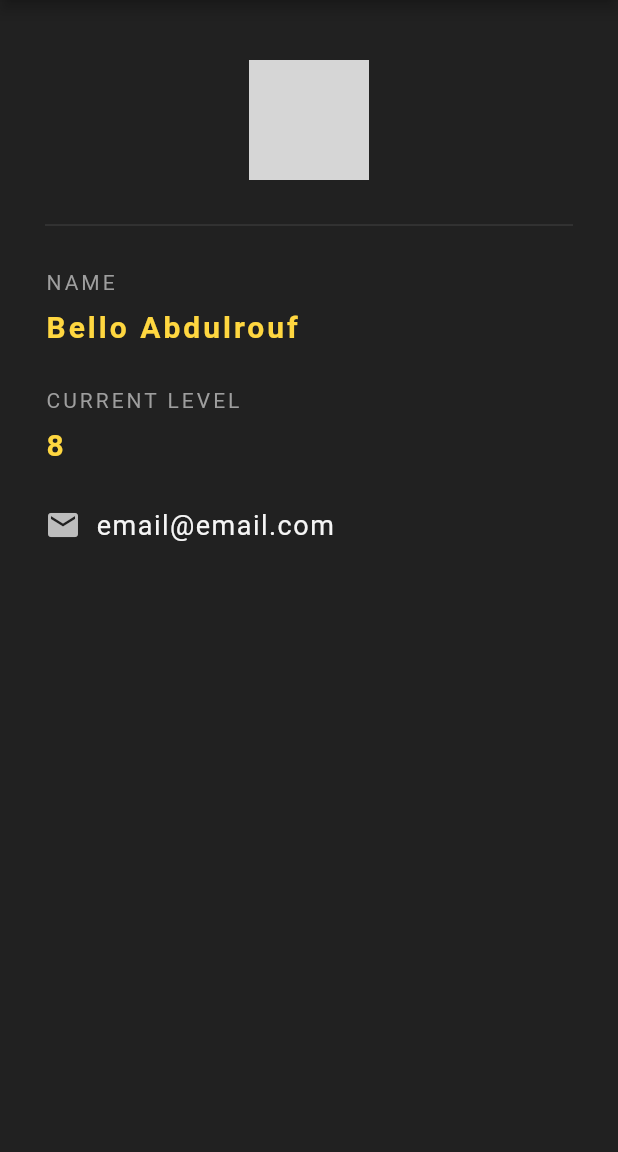
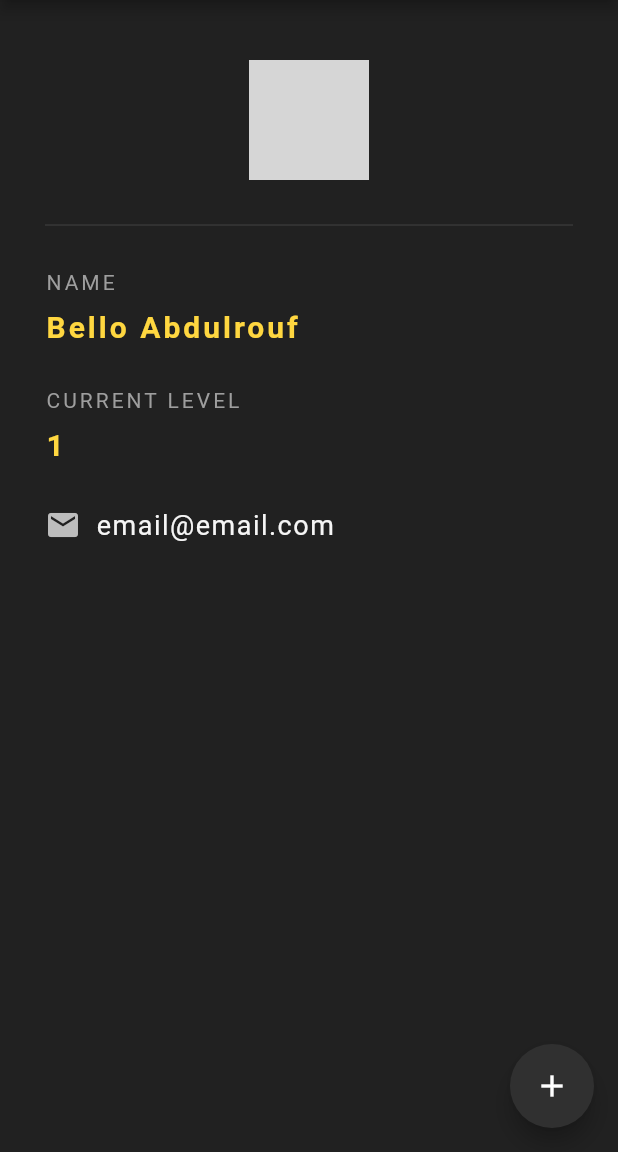
Before and after one commit to roufy235/IdApp, a Flutter app: the screen it shows after launch, on a phone screen of 412 x 824 dp, the part 84-1236 px from its top. Run offline on Flutter 3.47's test engine with Material 2 defaults, Android fonts, the phone set to English and light mode, and no system bars; network calls fail; grey boxes are pictures that could not be loaded.

Commit message:
Added level button

```diff
--- a/lib/main.dart
+++ b/lib/main.dart
@@ -6,7 +6,15 @@ void main() {
   ));
 }
 
-class CovirtueIdApp extends StatelessWidget {
+class CovirtueIdApp extends StatefulWidget {
+  @override
+  _CovirtueIdAppState createState() => _CovirtueIdAppState();
+}
+
+class _CovirtueIdAppState extends State<CovirtueIdApp> {
+
+  int level = 1;
+
   @override
   Widget build(BuildContext context) {
     return Scaffold(
@@ -34,52 +42,70 @@ class CovirtueIdApp extends StatelessWidget {
             ),
             Text(
               'NAME',
-              style: TextStyle(
-                color: Colors.grey,
-                letterSpacing: 2.0
+              style: TextStyle(color: Colors.grey, letterSpacing: 2.0),
             ),
+            SizedBox(
+              height: 10.0,
             ),
-            SizedBox(height: 10.0,),
             Text(
               'Bello Abdulrouf',
               style: TextStyle(
                   color: Colors.amberAccent[200],
                   fontSize: 20.0,
                   fontWeight: FontWeight.bold,
-                letterSpacing: 2.0
+                  letterSpacing: 2.0),
             ),
+            SizedBox(
+              height: 30.0,
             ),
-            SizedBox(height: 30.0,),
             Text(
               'CURRENT LEVEL',
-              style: TextStyle(
-                  color: Colors.grey,
-                  letterSpacing: 2.0
+              style: TextStyle(color: Colors.grey, letterSpacing: 2.0),
             ),
+            SizedBox(
+              height: 10.0,
             ),
-            SizedBox(height: 10.0,),
             Text(
-              '8',
+              level.toString(),
               style: TextStyle(
                   color: Colors.amberAccent[200],
                   fontSize: 20.0,
                   fontWeight: FontWeight.bold,
-                  letterSpacing: 2.0
+                  letterSpacing: 2.0),
             ),
+            SizedBox(
+              height: 30.0,
             ),
-            SizedBox(height: 30.0,),
             Row(
               children: [
-                Icon(Icons.email, color: Colors.grey[400],),
-                SizedBox(width: 10.0,),
-                Text('email@email.com', style: TextStyle(
-                  color: Colors.grey[100], fontSize: 18.0, letterSpacing: 1.0
-                ),),
+                Icon(
+                  Icons.email,
+                  color: Colors.grey[400],
+                ),
+                SizedBox(
+                  width: 10.0,
+                ),
+                Text(
+                  'email@email.com',
+                  style: TextStyle(
+                      color: Colors.grey[100],
+                      fontSize: 18.0,
+                      letterSpacing: 1.0),
+                ),
               ],
             )
           ],
         ),
       ),
+      floatingActionButton: FloatingActionButton(
+        onPressed: () {
+          setState(() {
+            this.level++;
+          });
+        },
+        child: Icon(Icons.add),
+        backgroundColor: Colors.grey[850],
+      ),
     );
   }
 }
```
Lines whose indentation alone changed are shown as unchanged.
